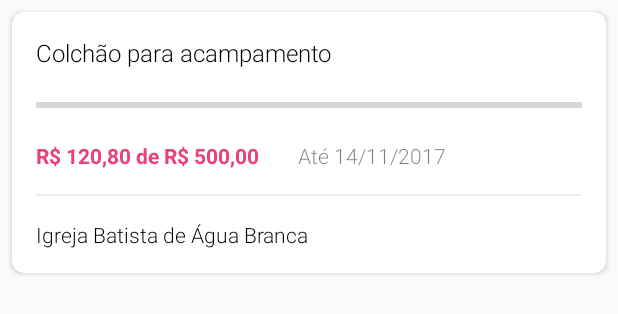
After one commit to lCavazzani/MySeeds, an Android app: the layout card_explorer.xml on its own in the app's theme, with its tools: preview values and no code run, on a phone screen of 412 x 824 dp. The commit adds this screen. Shown: the top 314 px of the screen. Run offline under Robolectric (Android 15) with nearby library versions, the phone set to English and light mode, and no system bars.

Commit message:
card campaing

```diff
--- a/app/build.gradle
+++ b/app/build.gradle
@@ -27,6 +27,7 @@ dependencies {
 
     compile 'com.android.support:design:25.3.1'
     compile 'com.android.support:appcompat-v7:25.3.1'
+    compile 'com.android.support:cardview-v7:24.2.1'
     compile 'de.hdodenhof:circleimageview:2.1.0'
     compile 'com.android.support:support-v4:25.3.1'
     compile 'com.afollestad.material-dialogs:core:0.9.4.1'
--- a/app/src/main/java/megaleios/com/myseeds/Domains/Main/Activity/MainActivity.java
+++ b/app/src/main/java/megaleios/com/myseeds/Domains/Main/Activity/MainActivity.java
@@ -78,13 +78,9 @@ public class MainActivity extends AppCompatActivity {
                     case R.id.action_search:
                         Log.i("BottomNav", "Search");
                         break;
-
                 }
-
                 return true;
             }
         });
-
-
     }
 }
--- /dev/null
+++ b/app/src/main/res/layout/card_explorer.xml
@@ -0,0 +1,101 @@
+<?xml version="1.0" encoding="utf-8"?>
+<LinearLayout xmlns:android="http://schemas.android.com/apk/res/android"
+    xmlns:card_view="http://schemas.android.com/apk/res-auto"
+    xmlns:tools="http://schemas.android.com/tools"
+    android:orientation="vertical"
+    android:layout_width="match_parent"
+    android:layout_height="match_parent">
+    <android.support.v7.widget.CardView
+        android:id="@+id/card_view4"
+        android:layout_width="match_parent"
+        android:layout_height="wrap_content"
+        android:background="@color/button_material_light"
+        android:foreground="?android:attr/selectableItemBackground"
+        card_view:cardBackgroundColor="#ffffff"
+        card_view:cardCornerRadius="8dp"
+        android:clickable="false"
+        android:focusable="false"
+        android:focusableInTouchMode="false"
+        android:layout_marginTop="8dp"
+        android:layout_marginBottom="4dp"
+        android:layout_marginLeft="8dp"
+        android:layout_marginRight="8dp"
+        >
+
+        <RelativeLayout
+            android:layout_width="wrap_content"
+            android:layout_height="wrap_content">
+
+            <TextView
+                android:id="@+id/textmy"
+                android:layout_width="wrap_content"
+                android:layout_height="wrap_content"
+                android:layout_marginLeft="16dp"
+                android:layout_marginTop="16dp"
+                android:fontFamily="sans-serif-light"
+                android:textColor="#000000"
+                android:textSize="16sp"
+                android:textStyle="normal"
+                tools:text="Colchão para acampamento" />
+
+            <ProgressBar
+                android:id="@+id/progressBar"
+                style="?android:attr/progressBarStyleHorizontal"
+                android:layout_width="match_parent"
+                android:layout_height="wrap_content"
+                android:layout_below="@+id/textmy"
+                android:layout_margin="16dp" />
+
+            <TextView
+                android:id="@+id/textView"
+                android:layout_width="wrap_content"
+                android:layout_height="wrap_content"
+                android:layout_below="@+id/progressBar"
+                android:layout_marginBottom="16dp"
+                android:layout_marginStart="16dp"
+                android:fontFamily="sans-serif"
+                android:textColor="#ec407a"
+                android:textSize="14sp"
+                android:textStyle="bold"
+                tools:text="R$ 120,80 de R$ 500,00" />
+
+            <TextView
+                android:layout_width="wrap_content"
+                android:layout_height="wrap_content"
+                android:layout_below="@+id/progressBar"
+                android:layout_marginStart="25dp"
+                android:layout_toEndOf="@+id/textView"
+                android:fontFamily="sans-serif-light"
+                android:gravity="end"
+                android:textColor="#80000000"
+                android:textSize="14sp"
+                android:textStyle="normal"
+                tools:text="Até 14/11/2017" />
+
+            <View
+                android:id="@+id/divider_title"
+                android:layout_width="match_parent"
+                android:layout_height="1dp"
+                android:layout_below="@+id/textView"
+                android:layout_marginBottom="16dp"
+                android:layout_marginEnd="16dp"
+                android:layout_marginStart="16dp"
+                android:background="#EEE" />
+
+            <TextView
+                android:layout_width="wrap_content"
+                android:layout_height="wrap_content"
+                android:layout_below="@+id/divider_title"
+                android:layout_marginBottom="16dp"
+                android:layout_marginStart="16dp"
+                android:fontFamily="sans-serif-light"
+                android:textColor="#000000"
+                android:textSize="14sp"
+                android:textStyle="normal"
+                tools:text="Igreja Batista de Água Branca" />
+        </RelativeLayout>
+
+    </android.support.v7.widget.CardView>
+
+
+</LinearLayout>
```
Also changed, not shown: app/src/main/java/megaleios/com/myseeds/Components/SmoothRecyclerView.java (added, +33 -0 lines), app/src/main/java/megaleios/com/myseeds/Domains/Main/Adapter/MainAdapter.java (+4 -4 lines), app/src/main/java/megaleios/com/myseeds/Domains/Main/Fragment/AccountFragment.java (+10 -11 lines), app/src/main/java/megaleios/com/myseeds/Domains/Main/Fragment/ExplorerFragment.java (+10 -10 lines), app/src/main/java/megaleios/com/myseeds/Domains/Main/Fragment/HistoryFragment.java (+10 -10 lines), app/src/main/java/megaleios/com/myseeds/Domains/Main/Fragment/NotificationFragment.java (+10 -10 lines), app/src/main/res/drawable/background_card.xml (added, +18 -0 lines), app/src/main/res/layout/fragment_account.xml (added, +18 -0 lines), app/src/main/res/layout/fragment_explorer.xml (added, +55 -0 lines), app/src/main/res/layout/fragment_history.xml (added, +18 -0 lines), app/src/main/res/layout/fragment_notification.xml (added, +18 -0 lines).
